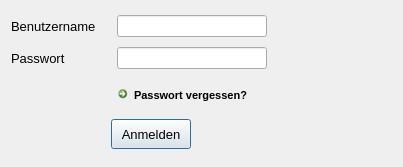
First picture: the form in TUInventory/login.ui, repository SV-97/TUInventory, before the edit.
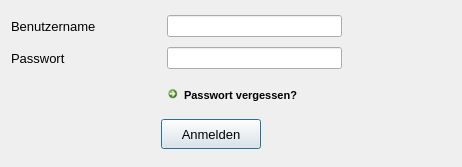
Second picture: the form after the edit.

```diff
--- a/TUInventory/login.ui
+++ b/TUInventory/login.ui
@@ -6,7 +6,7 @@
    <rect>
     <x>0</x>
     <y>0</y>
-    <width>403</width>
+    <width>462</width>
     <height>167</height>
    </rect>
   </property>
@@ -22,7 +22,7 @@
         <widget class="QLabel" name="l_username">
          <property name="minimumSize">
           <size>
-           <width>100</width>
+           <width>150</width>
            <height>0</height>
           </size>
          </property>
@@ -46,7 +46,7 @@
         <widget class="QLineEdit" name="t_username">
          <property name="minimumSize">
           <size>
-           <width>150</width>
+           <width>175</width>
            <height>0</height>
           </size>
          </property>
@@ -79,7 +79,7 @@
         <widget class="QLabel" name="l_password">
          <property name="minimumSize">
           <size>
-           <width>100</width>
+           <width>150</width>
            <height>0</height>
           </size>
          </property>
@@ -103,7 +103,7 @@
         <widget class="QLineEdit" name="t_password">
          <property name="minimumSize">
           <size>
-           <width>150</width>
+           <width>175</width>
            <height>0</height>
           </size>
          </property>
@@ -148,7 +148,7 @@
          </property>
          <property name="sizeHint" stdset="0">
           <size>
-           <width>100</width>
+           <width>150</width>
            <height>13</height>
           </size>
          </property>
@@ -212,7 +212,7 @@
          </property>
          <property name="sizeHint" stdset="0">
           <size>
-           <width>100</width>
+           <width>150</width>
            <height>20</height>
           </size>
          </property>
@@ -222,7 +222,7 @@
         <widget class="QPushButton" name="b_login">
          <property name="minimumSize">
           <size>
-           <width>50</width>
+           <width>100</width>
            <height>20</height>
           </size>
          </property>
```
